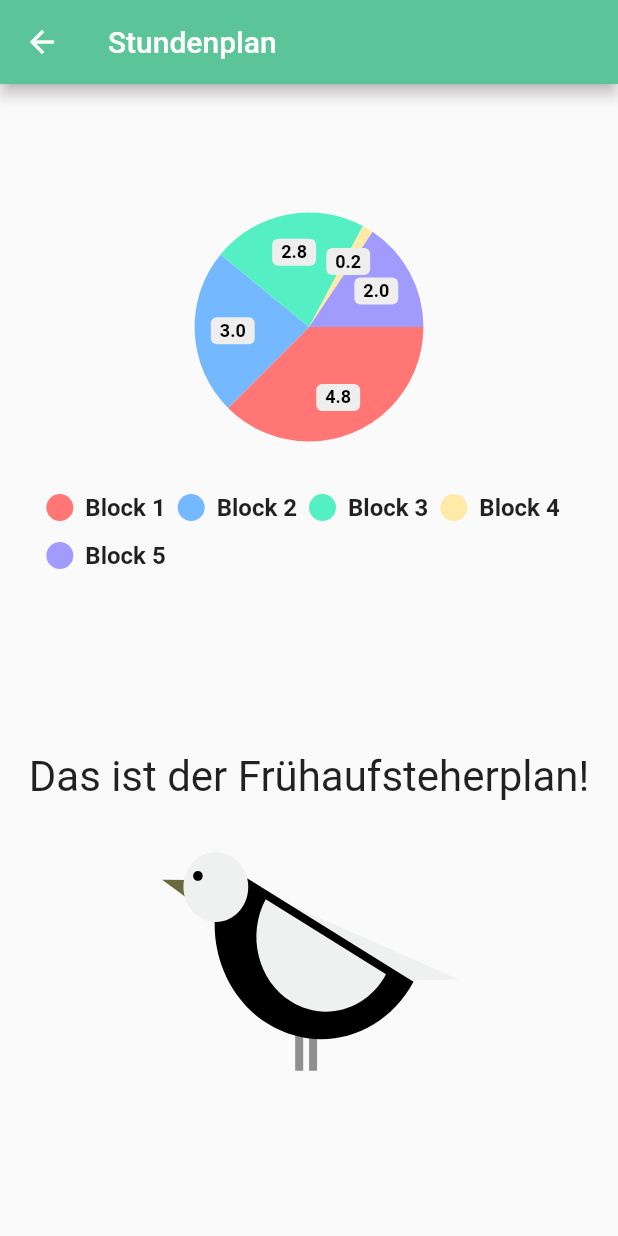
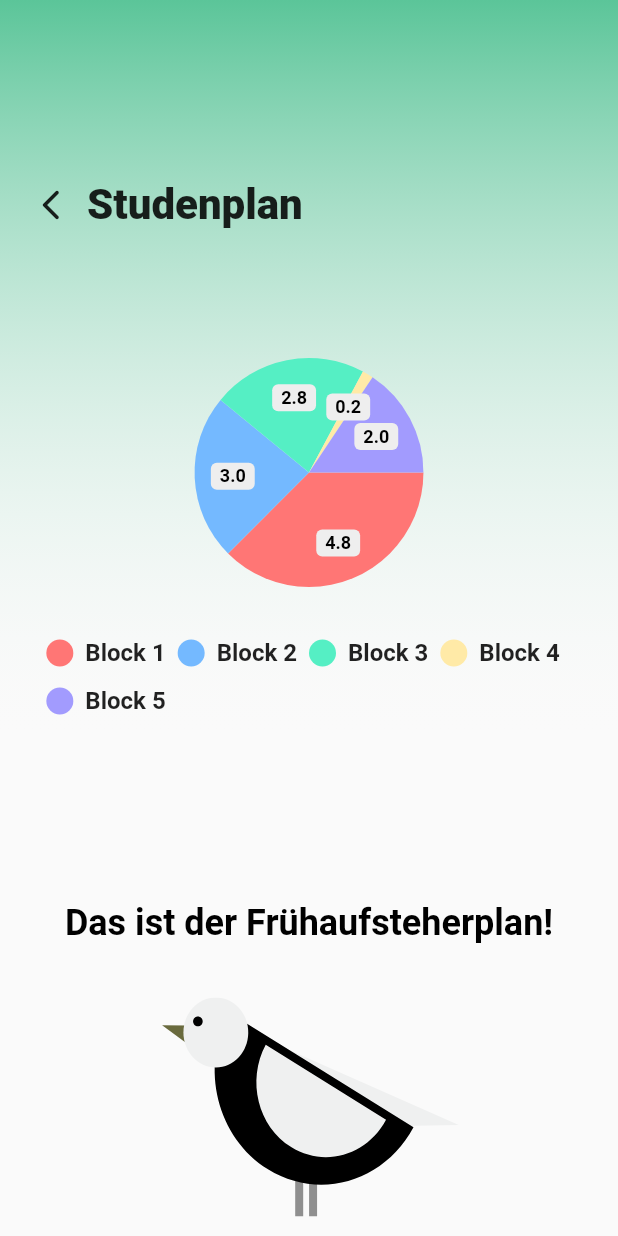
Before and after one commit to L4223/FH-Wave, a Flutter app: the TimeTablePage screen opened directly, on a phone screen of 412 x 824 dp. Run offline on Flutter 3.47's test engine with Material 2 defaults, Android fonts, the light colour scheme and no system bars; drawn by our look-alikes of pie_chart; our stand-ins replace cloud_firestore, firebase_auth, firebase_core, flutter_svg, geocoding, geolocator and 3 more; accounts and stored records are empty; project files that could hold a hidden picture were left out.

Commit message:
UI_Farbverlauf für Studenplan

```diff
--- a/lib/views/widgets/time_table_screen.dart
+++ b/lib/views/widgets/time_table_screen.dart
@@ -4,7 +4,7 @@ import 'package:flutter_svg/flutter_svg.dart';
 import 'package:pie_chart/pie_chart.dart';
 
 import '../../app_colors.dart';
-
+import 'group_widgets/appbar.dart';
 
 class TimeTableItem {
   final int id;
@@ -40,7 +40,6 @@ class TimeTableItem {
 
 // ignore: must_be_immutable
 class TimeTablePage extends StatelessWidget {
-
   String jsonText = '''
   [
     {
@@ -70,21 +69,29 @@ class TimeTablePage extends StatelessWidget {
   Widget build(BuildContext context) {
     List<dynamic> jsonData = jsonDecode(jsonText);
 
-    var timeTableItems = jsonData
-        .map((dynamic item) {
+    var timeTableItems = jsonData.map((dynamic item) {
       return TimeTableItem.fromJson(item);
-        })
-        .toList();
+    }).toList();
 
     final chartData = createChartData(timeTableItems);
 
     return Scaffold(
-      appBar: AppBar(
-        title: const Text("Stundenplan"),
-        backgroundColor: AppColors.fhwaveGreen500,
+      // appBar: AppBar(
+      //   title: const Text("Stundenplan"),
+      //   backgroundColor: AppColors.fhwaveGreen500,
+      // ),
+      body: Stack(
+        children: [
+          AppColors.getFhwaveGreenGradientContainer(context),
+          Column(
+            children: [
+              const SizedBox(
+                height: 70,
               ),
-      body: Column(
-        children: [
+              TransparentAppbar(
+                heading: "Studenplan",
+                route: "/home",
+              ),
               AspectRatio(
                 aspectRatio: 1,
                 child: PieChart(
@@ -99,24 +106,31 @@ class TimeTablePage extends StatelessWidget {
                     showLegendsInRow: true,
                     legendPosition: LegendPosition.bottom,
                     showLegends: true,
-                legendTextStyle: TextStyle(
-                  fontWeight: FontWeight.bold,
-                  fontSize: 16
+                    legendTextStyle:
+                        TextStyle(fontWeight: FontWeight.bold, fontSize: 16),
                   ),
                 ),
               ),
+              SizedBox(
+                  height: 100,
+                  width: MediaQuery.of(context).size.width - 50,
+                  child: const Center(
+                    child: Text(
+                      "Das ist der Frühaufsteherplan!",
+                      style: TextStyle(
+                          fontSize: 24,
+                          color: AppColors.black,
+                          fontWeight: FontWeight.bold),
                     ),
-           const SizedBox(height: 100, child: Center(
-            child: Text("Das ist der Frühaufsteherplan!", style:
-            TextStyle(fontSize: 28),),
                   )),
-
-          Flexible(child:  SvgPicture.asset(
+              Flexible(
+                child: SvgPicture.asset(
                   'assets/fruehaufsteher.svg',
                   width: 200,
                 ),
-
               )
+            ],
+          ),
         ],
       ),
     );
```
Also changed, not shown: 2 other files. Lines whose indentation alone changed are shown as unchanged.
